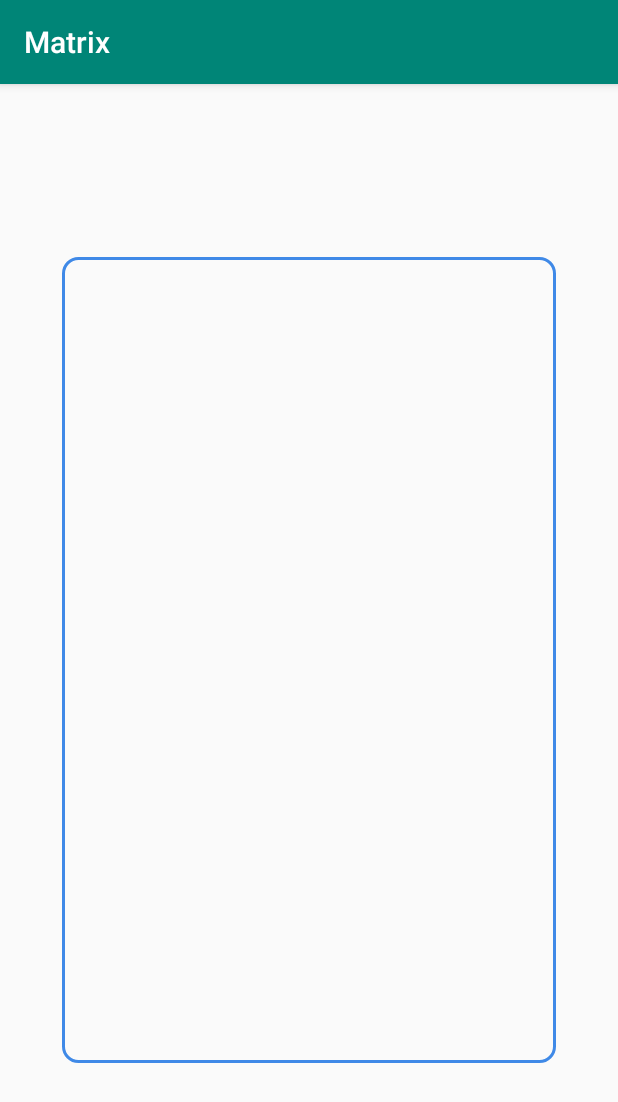
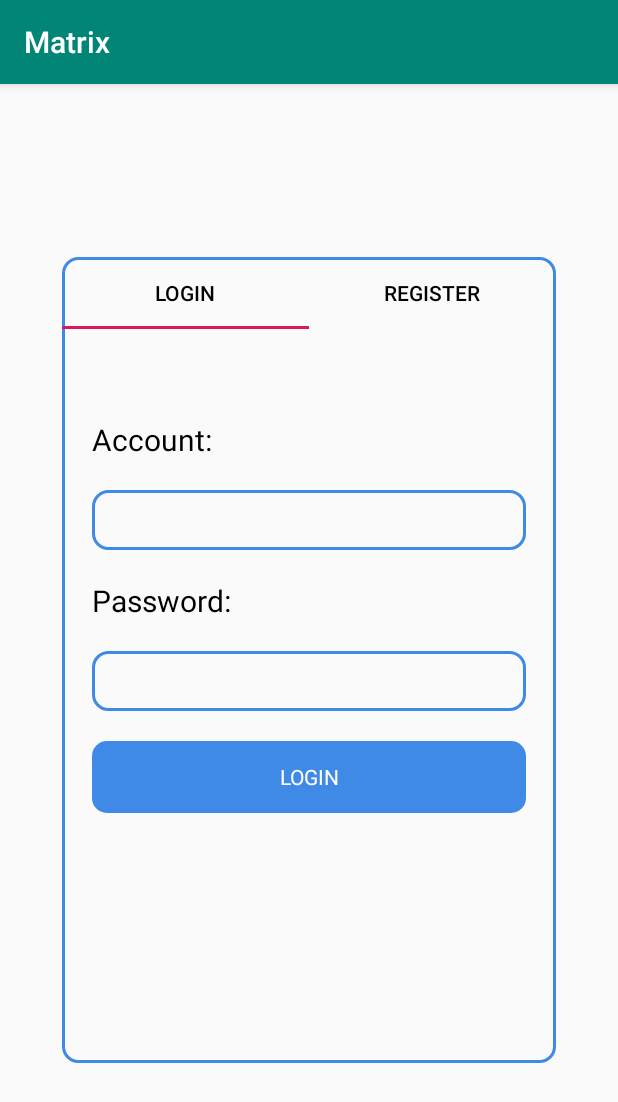
Before and after one commit to garywangop/Matrix, an Android app: the screen it shows after launch (OnBoardingActivity), on a phone screen of 412 x 824 dp. Shown: the top 1102 px of the screen. Run offline under Robolectric (Android 15) with nearby library versions, the phone set to English and light mode, and no system bars.

Commit message:
Add fragment to the viewpager

```diff
--- a/app/build.gradle
+++ b/app/build.gradle
@@ -27,6 +27,7 @@ dependencies {
     implementation 'com.google.android.material:material:1.0.0'
 
     implementation 'androidx.constraintlayout:constraintlayout:1.1.3'
+    implementation 'androidx.legacy:legacy-support-v4:1.0.0'
     testImplementation 'junit:junit:4.12'
     androidTestImplementation 'androidx.test.ext:junit:1.1.0'
     androidTestImplementation 'androidx.test.espresso:espresso-core:3.1.1'
--- /dev/null
+++ b/app/src/main/java/com/laioffer/matrix/LoginFragment.java
@@ -0,0 +1,42 @@
+package com.laioffer.matrix;
+
+
+import android.os.Bundle;
+
+import androidx.fragment.app.Fragment;
+
+import android.view.LayoutInflater;
+import android.view.View;
+import android.view.ViewGroup;
+
+
+public class LoginFragment extends OnBoardingBaseFragment  {
+
+    public static LoginFragment newInstance() {
+        Bundle args = new Bundle();
+
+        LoginFragment fragment = new LoginFragment();
+        fragment.setArguments(args);
+        return fragment;
+    }
+
+    public LoginFragment() {
+        // Required empty public constructor
+    }
+
+
+    @Override
+    public View onCreateView(LayoutInflater inflater, ViewGroup container,
+                             Bundle savedInstanceState) {
+        View view = super.onCreateView(inflater, container, savedInstanceState);
+        submitButton.setText(getString(R.string.login));
+        return view;
+    }
+
+    @Override
+    protected int getLayout() {
+        return R.layout.fragment_login;
+    }
+
+
+}
--- a/app/src/main/java/com/laioffer/matrix/OnBoardingActivity.java
+++ b/app/src/main/java/com/laioffer/matrix/OnBoardingActivity.java
@@ -1,14 +1,29 @@
 package com.laioffer.matrix;
 
 import androidx.appcompat.app.AppCompatActivity;
+import androidx.viewpager.widget.ViewPager;
 
 import android.os.Bundle;
 
+import com.google.android.material.tabs.TabLayout;
+
 public class OnBoardingActivity extends AppCompatActivity {
+    private ViewPager viewpager;
 
     @Override
     protected void onCreate(Bundle savedInstanceState) {
         super.onCreate(savedInstanceState);
         setContentView(R.layout.activity_on_boarding);
+
+        // Find components
+        viewpager = findViewById(R.id.viewpager);
+        TabLayout tabLayout = (TabLayout) findViewById(R.id.sliding_tabs);
+
+        // Create adapter for providing fragments to the viewPager
+        OnBoardingPageAdapter onBoardingPageAdapter = new OnBoardingPageAdapter(getSupportFragmentManager());
+        viewpager.setAdapter(onBoardingPageAdapter);
+
+        // Connect tablayout to the viewpager
+        tabLayout.setupWithViewPager(viewpager);
     }
 }
--- /dev/null
+++ b/app/src/main/java/com/laioffer/matrix/OnBoardingBaseFragment.java
@@ -0,0 +1,38 @@
+package com.laioffer.matrix;
+
+import android.os.Bundle;
+import android.view.LayoutInflater;
+import android.view.View;
+import android.view.ViewGroup;
+import android.widget.Button;
+import android.widget.EditText;
+
+import androidx.annotation.LayoutRes;
+import androidx.annotation.Nullable;
+import androidx.fragment.app.Fragment;
+
+public abstract class OnBoardingBaseFragment extends Fragment {
+
+    protected EditText usernameEditText;
+    protected EditText passwordEditText;
+    protected Button submitButton;
+
+    @Nullable
+    @Override
+    public View onCreateView(LayoutInflater inflater, ViewGroup container,
+                             Bundle savedInstanceState) {
+        // Inflate the layout for this fragment
+        View view = inflater.inflate(getLayout(), container, false);
+        usernameEditText = (EditText) view.findViewById(R.id.editTextLogin);
+        passwordEditText = (EditText) view.findViewById(R.id.editTextPassword);
+        submitButton = (Button) view.findViewById(R.id.submit);
+        return view;
+
+    }
+
+    @LayoutRes
+    protected abstract int getLayout();
+
+
+
+}
--- /dev/null
+++ b/app/src/main/java/com/laioffer/matrix/OnBoardingPageAdapter.java
@@ -0,0 +1,47 @@
+package com.laioffer.matrix;
+
+import androidx.annotation.NonNull;
+import androidx.annotation.Nullable;
+import androidx.fragment.app.Fragment;
+import androidx.fragment.app.FragmentManager;
+import androidx.fragment.app.FragmentPagerAdapter;
+
+public class OnBoardingPageAdapter extends FragmentPagerAdapter {
+
+    private static int NUM_ITEMS = 2;
+
+    public OnBoardingPageAdapter(FragmentManager fm) {
+        super(fm);
+    }
+
+    @NonNull
+    @Override
+    public Fragment getItem(int position) {
+        switch (position) {
+            case 0:
+                return LoginFragment.newInstance();
+            case 1:
+                return RegisterFragment.newInstance();
+            default:
+                return null;
+        }
+    }
+
+    @Override
+    public int getCount() {
+        return NUM_ITEMS;
+    }
+
+    @Nullable
+    @Override
+    public CharSequence getPageTitle(int position) {
+        switch (position) {
+            case 0:
+                return "Login";
+            case 1:
+                return "Register";
+            default:
+                return null;
+        }
+    }
+}
--- /dev/null
+++ b/app/src/main/java/com/laioffer/matrix/RegisterFragment.java
@@ -0,0 +1,45 @@
+package com.laioffer.matrix;
+
+
+import android.os.Bundle;
+
+import androidx.fragment.app.Fragment;
+
+import android.view.LayoutInflater;
+import android.view.View;
+import android.view.ViewGroup;
+
+
+public class RegisterFragment extends OnBoardingBaseFragment  {
+
+    public static RegisterFragment newInstance() {
+
+        Bundle args = new Bundle();
+
+        RegisterFragment fragment = new RegisterFragment();
+        fragment.setArguments(args);
+        return fragment;
+    }
+
+    public RegisterFragment() {
+        // Required empty public constructor
+    }
+
+
+    @Override
+    public View onCreateView(LayoutInflater inflater, ViewGroup container,
+                             Bundle savedInstanceState) {
+        // Inflate the layout for this fragment
+        View view = super.onCreateView(inflater, container, savedInstanceState);
+        submitButton.setText(R.string.register);
+        return view;
+
+    }
+
+    @Override
+    protected int getLayout() {
+        return R.layout.fragment_register;
+    }
+
+
+}
--- /dev/null
+++ b/app/src/main/res/drawable/login_buttons.xml
@@ -0,0 +1,6 @@
+<?xml version="1.0" encoding="utf-8"?>
+<shape xmlns:android="http://schemas.android.com/apk/res/android"
+    android:shape="rectangle" android:padding="10dp">
+    <solid android:color="#FF3F89E7"/>
+    <corners android:radius="10dp"/>
+</shape>
--- /dev/null
+++ b/app/src/main/res/layout/fragment_login.xml
@@ -0,0 +1,12 @@
+<?xml version="1.0" encoding="utf-8"?>
+<FrameLayout xmlns:android="http://schemas.android.com/apk/res/android"
+    xmlns:tools="http://schemas.android.com/tools"
+    android:layout_width="match_parent"
+    android:layout_height="match_parent"
+    tools:context=".LoginFragment">
+
+    <include
+        android:id="@+id/loginLayout"
+        layout="@layout/onboarding_layout" />
+
+</FrameLayout>
--- /dev/null
+++ b/app/src/main/res/layout/fragment_register.xml
@@ -0,0 +1,12 @@
+<?xml version="1.0" encoding="utf-8"?>
+<FrameLayout xmlns:android="http://schemas.android.com/apk/res/android"
+    xmlns:tools="http://schemas.android.com/tools"
+    android:layout_width="match_parent"
+    android:layout_height="match_parent"
+    tools:context=".RegisterFragment">
+
+    <include
+        android:id="@+id/register_layout"
+        layout="@layout/onboarding_layout" />
+
+</FrameLayout>
--- /dev/null
+++ b/app/src/main/res/layout/fragment_regsiter.xml
@@ -0,0 +1,14 @@
+<?xml version="1.0" encoding="utf-8"?>
+<FrameLayout xmlns:android="http://schemas.android.com/apk/res/android"
+    xmlns:tools="http://schemas.android.com/tools"
+    android:layout_width="match_parent"
+    android:layout_height="match_parent"
+    tools:context=".RegsiterFragment">
+
+    <!-- TODO: Update blank fragment layout -->
+    <TextView
+        android:layout_width="match_parent"
+        android:layout_height="match_parent"
+        android:text="@string/hello_blank_fragment" />
+
+</FrameLayout>
--- /dev/null
+++ b/app/src/main/res/layout/onboarding_layout.xml
@@ -0,0 +1,64 @@
+<LinearLayout xmlns:android="http://schemas.android.com/apk/res/android"
+    android:layout_width="match_parent"
+    android:layout_height="wrap_content"
+    android:paddingLeft="20dp"
+    android:paddingRight="20dp"
+    android:paddingTop="20dp"
+    android:layout_marginTop="40dp"
+    android:orientation="vertical">
+
+    <!-- username tag-->
+    <TextView
+        android:layout_width="wrap_content"
+        android:layout_height="wrap_content"
+        android:text="Account:"
+        android:textCursorDrawable="@null"
+        android:fontFamily="Roboto"
+        android:textColor="#000000"
+        android:textSize="20sp"/>
+
+    <!-- username edit area-->
+    <EditText
+        android:layout_width="match_parent"
+        android:layout_height="40dp"
+        android:fontFamily="Roboto"
+        android:textColor="#000000"
+        android:layout_marginVertical="20dp"
+        android:cursorVisible="true"
+        android:background="@drawable/border"
+        android:id="@+id/editTextLogin"
+        android:layout_gravity="center_horizontal" />
+
+    <!-- password tag-->
+    <TextView
+        android:layout_width="wrap_content"
+        android:layout_height="wrap_content"
+        android:fontFamily="Roboto"
+        android:textSize="20sp"
+        android:textColor="#000000"
+        android:text="Password:" />
+
+    <!-- password edit area-->
+    <EditText
+        android:fontFamily="Roboto"
+        android:layout_width="match_parent"
+        android:layout_height="40dp"
+        android:id="@+id/editTextPassword"
+        android:background="@drawable/border"
+        android:layout_marginVertical="20dp"
+        android:cursorVisible="true"
+        android:inputType="textPassword"
+        android:textColor="#000000"
+        android:layout_gravity="center_horizontal" />
+
+    <!-- button to onboard_layout-->
+    <Button
+        android:layout_width="match_parent"
+        android:layout_height="48dp"
+        android:fontFamily="Roboto"
+        android:textColor="@android:color/white"
+        android:background="@drawable/login_buttons"
+        android:id="@+id/submit" />
+
+
+</LinearLayout>
--- a/app/src/main/res/values/strings.xml
+++ b/app/src/main/res/values/strings.xml
@@ -1,3 +1,8 @@
 <resources>
     <string name="app_name">Matrix</string>
+
+    <!-- TODO: Remove or change this placeholder text -->
+    <string name="hello_blank_fragment">Hello blank fragment</string>
+    <string name="login">Login</string>
+    <string name="register">Register</string>
 </resources>
```
